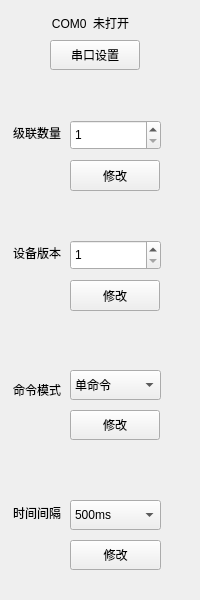
Qt form IDC_TestSystem/mpdu/m_toolbox/m_settingtoolwid.ui (ChinaClever/IDC_TestSystem) before a commit.
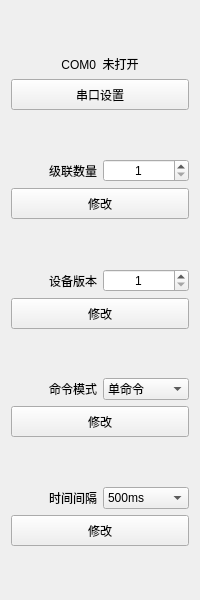
The same form after that commit.

Commit message: 界面适应性修改

The edit to the form file:
```diff
--- a/IDC_TestSystem/mpdu/m_toolbox/m_settingtoolwid.ui
+++ b/IDC_TestSystem/mpdu/m_toolbox/m_settingtoolwid.ui
@@ -13,64 +13,113 @@
   <property name="windowTitle">
    <string>Form</string>
   </property>
-  <widget class="QLabel" name="label_5">
-   <property name="geometry">
-    <rect>
-     <x>0</x>
-     <y>380</y>
-     <width>61</width>
-     <height>20</height>
-    </rect>
-   </property>
+  <layout class="QVBoxLayout" name="verticalLayout">
+   <item>
+    <spacer name="verticalSpacer">
+     <property name="orientation">
+      <enum>Qt::Vertical</enum>
+     </property>
+     <property name="sizeHint" stdset="0">
+      <size>
+       <width>20</width>
+       <height>40</height>
+      </size>
+     </property>
+    </spacer>
+   </item>
+   <item>
+    <widget class="QLabel" name="serialLab">
    <property name="text">
-    <string>命令模式</string>
+      <string>COM0  未打开</string>
    </property>
    <property name="alignment">
-    <set>Qt::AlignRight|Qt::AlignTrailing|Qt::AlignVCenter</set>
-   </property>
-  </widget>
-  <widget class="QComboBox" name="cmdBox">
-   <property name="geometry">
-    <rect>
-     <x>70</x>
-     <y>370</y>
-     <width>91</width>
-     <height>30</height>
-    </rect>
-   </property>
-   <item>
-    <property name="text">
-     <string>单命令</string>
-    </property>
+      <set>Qt::AlignCenter</set>
+     </property>
+    </widget>
    </item>
    <item>
-    <property name="text">
-     <string>双命令</string>
-    </property>
-   </item>
-  </widget>
   <widget class="QPushButton" name="serialBtn">
-   <property name="geometry">
-    <rect>
-     <x>50</x>
-     <y>40</y>
-     <width>90</width>
-     <height>30</height>
-    </rect>
+     <property name="minimumSize">
+      <size>
+       <width>0</width>
+       <height>31</height>
+      </size>
    </property>
    <property name="text">
     <string>串口设置</string>
    </property>
   </widget>
+   </item>
+   <item>
+    <spacer name="verticalSpacer_2">
+     <property name="orientation">
+      <enum>Qt::Vertical</enum>
+     </property>
+     <property name="sizeHint" stdset="0">
+      <size>
+       <width>20</width>
+       <height>40</height>
+      </size>
+     </property>
+    </spacer>
+   </item>
+   <item>
+    <layout class="QHBoxLayout" name="horizontalLayout">
+     <item>
+      <widget class="QLabel" name="label">
+       <property name="text">
+        <string>级联数量</string>
+       </property>
+       <property name="alignment">
+        <set>Qt::AlignRight|Qt::AlignTrailing|Qt::AlignVCenter</set>
+       </property>
+      </widget>
+     </item>
+     <item>
+      <widget class="QSpinBox" name="spinBox">
+       <property name="alignment">
+        <set>Qt::AlignCenter</set>
+       </property>
+       <property name="minimum">
+        <number>1</number>
+       </property>
+       <property name="maximum">
+        <number>33</number>
+       </property>
+      </widget>
+     </item>
+    </layout>
+   </item>
+   <item>
+    <widget class="QPushButton" name="devNumBtn">
+     <property name="minimumSize">
+      <size>
+       <width>0</width>
+       <height>31</height>
+      </size>
+     </property>
+     <property name="text">
+      <string>修改</string>
+     </property>
+    </widget>
+   </item>
+   <item>
+    <spacer name="verticalSpacer_3">
+     <property name="orientation">
+      <enum>Qt::Vertical</enum>
+     </property>
+     <property name="sizeHint" stdset="0">
+      <size>
+       <width>20</width>
+       <height>40</height>
+      </size>
+     </property>
+    </spacer>
+   </item>
+   <item>
+    <layout class="QHBoxLayout" name="horizontalLayout_2">
+     <item>
   <widget class="QLabel" name="label_2">
-   <property name="geometry">
-    <rect>
-     <x>0</x>
-     <y>240</y>
-     <width>61</width>
-     <height>25</height>
-    </rect>
-   </property>
    <property name="text">
     <string>设备版本</string>
    </property>
@@ -78,86 +127,106 @@
     <set>Qt::AlignRight|Qt::AlignTrailing|Qt::AlignVCenter</set>
    </property>
   </widget>
+     </item>
+     <item>
+      <widget class="QSpinBox" name="outputSpinBox">
+       <property name="alignment">
+        <set>Qt::AlignCenter</set>
+       </property>
+       <property name="minimum">
+        <number>1</number>
+       </property>
+       <property name="maximum">
+        <number>33</number>
+       </property>
+      </widget>
+     </item>
+    </layout>
+   </item>
+   <item>
   <widget class="QPushButton" name="outputNumBtn">
-   <property name="geometry">
-    <rect>
-     <x>70</x>
-     <y>280</y>
-     <width>90</width>
+     <property name="minimumSize">
+      <size>
+       <width>0</width>
      <height>31</height>
-    </rect>
+      </size>
    </property>
    <property name="text">
     <string>修改</string>
    </property>
   </widget>
-  <widget class="QLabel" name="label">
-   <property name="geometry">
-    <rect>
-     <x>0</x>
-     <y>120</y>
-     <width>61</width>
-     <height>25</height>
-    </rect>
-   </property>
+   </item>
+   <item>
+    <spacer name="verticalSpacer_4">
+     <property name="orientation">
+      <enum>Qt::Vertical</enum>
+     </property>
+     <property name="sizeHint" stdset="0">
+      <size>
+       <width>20</width>
+       <height>40</height>
+      </size>
+     </property>
+    </spacer>
+   </item>
+   <item>
+    <layout class="QHBoxLayout" name="horizontalLayout_3">
+     <item>
+      <widget class="QLabel" name="label_5">
    <property name="text">
-    <string>级联数量</string>
+        <string>命令模式</string>
    </property>
    <property name="alignment">
     <set>Qt::AlignRight|Qt::AlignTrailing|Qt::AlignVCenter</set>
    </property>
   </widget>
+     </item>
+     <item>
+      <widget class="QComboBox" name="cmdBox">
+       <item>
+        <property name="text">
+         <string>单命令</string>
+        </property>
+       </item>
+       <item>
+        <property name="text">
+         <string>双命令</string>
+        </property>
+       </item>
+      </widget>
+     </item>
+    </layout>
+   </item>
+   <item>
   <widget class="QPushButton" name="cmdBtn">
-   <property name="geometry">
-    <rect>
-     <x>70</x>
-     <y>410</y>
-     <width>90</width>
-     <height>30</height>
-    </rect>
+     <property name="minimumSize">
+      <size>
+       <width>0</width>
+       <height>31</height>
+      </size>
    </property>
    <property name="text">
     <string>修改</string>
    </property>
   </widget>
-  <widget class="QSpinBox" name="spinBox">
-   <property name="geometry">
-    <rect>
-     <x>70</x>
-     <y>120</y>
-     <width>91</width>
-     <height>30</height>
-    </rect>
-   </property>
-   <property name="minimum">
-    <number>1</number>
-   </property>
-   <property name="maximum">
-    <number>33</number>
-   </property>
-  </widget>
-  <widget class="QPushButton" name="timeBtn">
-   <property name="geometry">
-    <rect>
-     <x>70</x>
-     <y>540</y>
-     <width>91</width>
-     <height>30</height>
-    </rect>
-   </property>
-   <property name="text">
-    <string>修改</string>
-   </property>
-  </widget>
+   </item>
+   <item>
+    <spacer name="verticalSpacer_5">
+     <property name="orientation">
+      <enum>Qt::Vertical</enum>
+     </property>
+     <property name="sizeHint" stdset="0">
+      <size>
+       <width>20</width>
+       <height>40</height>
+      </size>
+     </property>
+    </spacer>
+   </item>
+   <item>
+    <layout class="QHBoxLayout" name="horizontalLayout_4">
+     <item>
   <widget class="QLabel" name="label_6">
-   <property name="geometry">
-    <rect>
-     <x>0</x>
-     <y>500</y>
-     <width>61</width>
-     <height>25</height>
-    </rect>
-   </property>
    <property name="text">
     <string>时间间隔</string>
    </property>
@@ -165,28 +234,9 @@
     <set>Qt::AlignRight|Qt::AlignTrailing|Qt::AlignVCenter</set>
    </property>
   </widget>
-  <widget class="QPushButton" name="devNumBtn">
-   <property name="geometry">
-    <rect>
-     <x>70</x>
-     <y>160</y>
-     <width>90</width>
-     <height>31</height>
-    </rect>
-   </property>
-   <property name="text">
-    <string>修改</string>
-   </property>
-  </widget>
+     </item>
+     <item>
   <widget class="QComboBox" name="timeBox">
-   <property name="geometry">
-    <rect>
-     <x>70</x>
-     <y>500</y>
-     <width>91</width>
-     <height>30</height>
-    </rect>
-   </property>
    <item>
     <property name="text">
      <string>500ms</string>
@@ -203,38 +253,36 @@
     </property>
    </item>
   </widget>
-  <widget class="QLabel" name="serialLab">
-   <property name="geometry">
-    <rect>
-     <x>20</x>
-     <y>10</y>
-     <width>141</width>
-     <height>25</height>
-    </rect>
+     </item>
+    </layout>
+   </item>
+   <item>
+    <widget class="QPushButton" name="timeBtn">
+     <property name="minimumSize">
+      <size>
+       <width>0</width>
+       <height>31</height>
+      </size>
    </property>
    <property name="text">
-    <string>COM0  未打开</string>
-   </property>
-   <property name="alignment">
-    <set>Qt::AlignCenter</set>
-   </property>
-  </widget>
-  <widget class="QSpinBox" name="outputSpinBox">
-   <property name="geometry">
-    <rect>
-     <x>70</x>
-     <y>240</y>
-     <width>91</width>
-     <height>30</height>
-    </rect>
-   </property>
-   <property name="minimum">
-    <number>1</number>
-   </property>
-   <property name="maximum">
-    <number>33</number>
-   </property>
-  </widget>
+      <string>修改</string>
+     </property>
+    </widget>
+   </item>
+   <item>
+    <spacer name="verticalSpacer_6">
+     <property name="orientation">
+      <enum>Qt::Vertical</enum>
+     </property>
+     <property name="sizeHint" stdset="0">
+      <size>
+       <width>20</width>
+       <height>40</height>
+      </size>
+     </property>
+    </spacer>
+   </item>
+  </layout>
  </widget>
  <resources/>
  <connections/>
```
Lines whose indentation alone changed are shown as unchanged. The commit also changes 39 other files.
